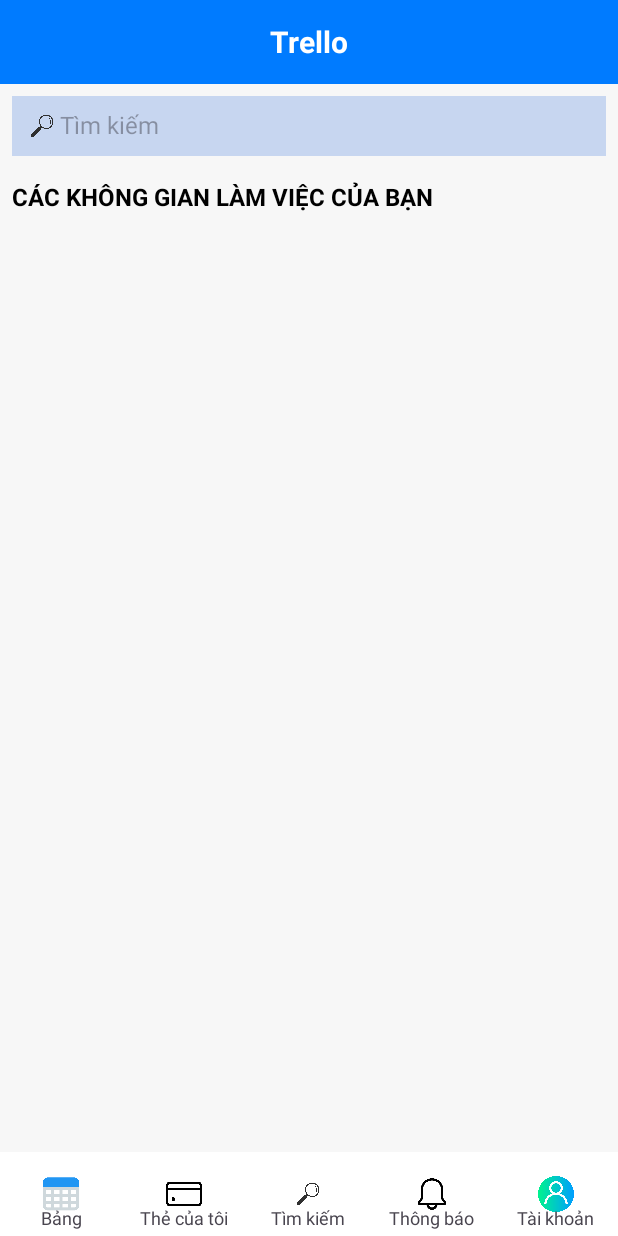
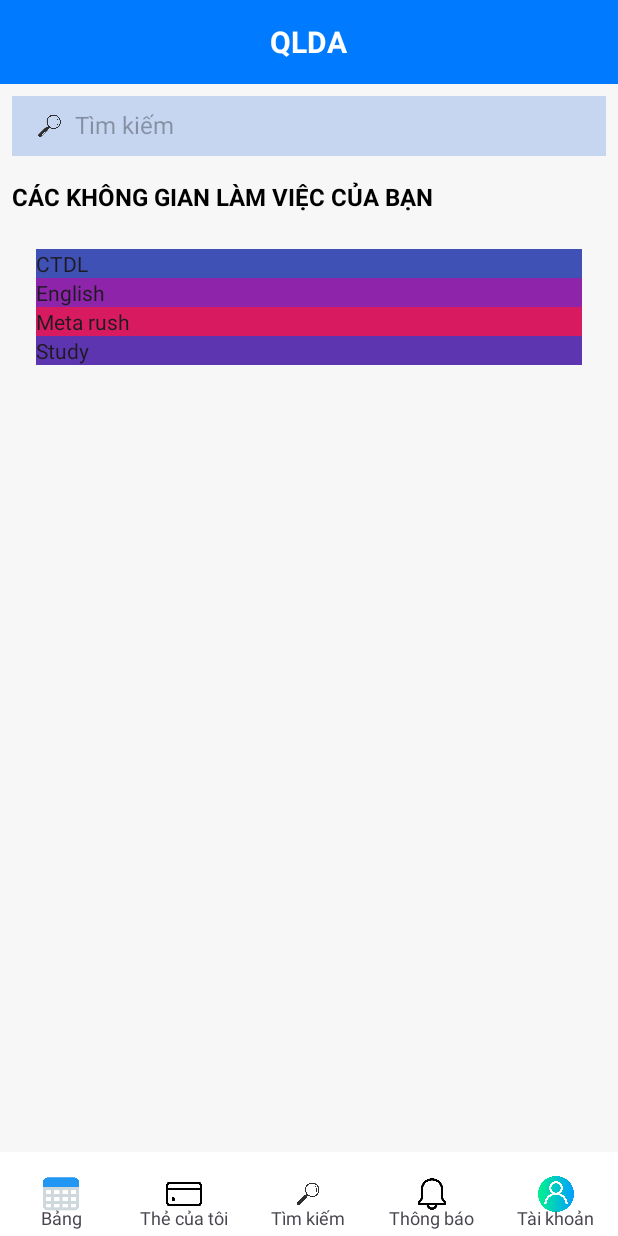
Before and after one commit to vietunitydev/-OOP-PTIT---QLDA, an Android app: the HomeActivity screen opened directly, with no data from a screen before it, on a phone screen of 412 x 824 dp. Run offline under Robolectric (Android 15) with nearby library versions, the phone set to English and light mode, and no system bars.

Commit message:
- add button for specific table

```diff
--- a/app/build.gradle.kts
+++ b/app/build.gradle.kts
@@ -46,7 +46,7 @@
     testImplementation("junit:junit:4.13.2")
     androidTestImplementation("androidx.test.ext:junit:1.1.5")
     androidTestImplementation("androidx.test.espresso:espresso-core:3.5.1")
-
+    implementation("androidx.constraintlayout:constraintlayout:2.1.4")
 
     // Import the Firebase BoM
     implementation(platform("com.google.firebase:firebase-bom:33.1.2"))
--- /dev/null
+++ b/app/src/main/java/com/example/qlda/home/CustomButtonWorkspace.kt
@@ -0,0 +1,20 @@
+import android.content.Context
+import android.util.AttributeSet
+import androidx.appcompat.widget.AppCompatButton
+
+class CustomButtonWorkspace @JvmOverloads constructor(
+    context: Context,
+    attrs: AttributeSet? = null,
+    defStyleAttr: Int = 0
+) : AppCompatButton(context, attrs, defStyleAttr) {
+
+    init {
+        // Any custom initialization can be done here if needed
+    }
+
+    fun setButtonProperties(id: Int, text: String, color: Int) {
+        this.id = id
+        this.text = text
+        this.setBackgroundColor(color)
+    }
+}
--- a/app/src/main/java/com/example/qlda/home/HomeActivity.kt
+++ b/app/src/main/java/com/example/qlda/home/HomeActivity.kt
@@ -1,10 +1,13 @@
 package com.example.qlda.home
 
+import CustomButtonWorkspace
 import android.os.Bundle
 import com.example.qlda.R
 import androidx.appcompat.app.AppCompatActivity
 import android.widget.Button
+import android.widget.LinearLayout
 import android.widget.Toast
+import androidx.core.content.ContextCompat
 
 class HomeActivity : AppCompatActivity() {
 
@@ -38,6 +41,29 @@
         btnAccount.setOnClickListener {
             showToast("Account button clicked")
         }
+
+        val layout = findViewById<LinearLayout>(R.id.buttonContainer)
+
+        // Tạo 4 phần tử CustomButton
+        val buttonsData = listOf(
+            Triple(1, "CTDL", ContextCompat.getColor(this, R.color.blue)),
+            Triple(2, "English", ContextCompat.getColor(this, R.color.purple)),
+            Triple(3, "Meta rush", ContextCompat.getColor(this, R.color.pink)),
+            Triple(4, "Study", ContextCompat.getColor(this, R.color.deep_purple))
+        )
+
+        //TODO: need map to manage the id of specific button
+
+        buttonsData.forEach { (id,text, color) ->
+            val button = CustomButtonWorkspace(this)
+            button.setButtonProperties(id,text, color)
+
+            val toastMessage = String.format("Click Button ID: %d, Text: %s",id,text)
+            button.setOnClickListener{
+                (showToast(toastMessage))
+            }
+            layout.addView(button)
+        }
     }
 
     private fun showToast(message: String) {
--- a/app/src/main/res/layout/activity_table.xml
+++ b/app/src/main/res/layout/activity_table.xml
@@ -19,7 +19,7 @@
             android:layout_width="wrap_content"
             android:layout_height="wrap_content"
             android:layout_centerInParent="true"
-            android:text="Trello"
+            android:text="@string/const_string_qlda"
             android:textColor="#ffffff"
             android:textSize="20sp"
             android:textStyle="bold" />
@@ -40,9 +40,10 @@
         android:padding="8dp">
 
         <ImageView
-            android:layout_width="24dp"
+            android:layout_width="34dp"
             android:layout_height="24dp"
-            android:src="@drawable/ic_magnifying_glass" />
+            android:src="@drawable/ic_magnifying_glass"
+            android:importantForAccessibility="no" />
 
         <EditText
             android:id="@+id/etSearch"
@@ -50,9 +51,11 @@
             android:layout_height="wrap_content"
             android:layout_weight="1"
             android:background="@android:color/transparent"
-            android:hint="Tìm kiếm"
+            android:hint="@string/text_hint_find"
             android:textSize="16sp"
-            android:textColor="#000000" />
+            android:textColor="#000000"
+            android:autofillHints="autoHint"
+            android:inputType="textCapCharacters" />
     </LinearLayout>
 
     <!-- Workspace List -->
@@ -69,18 +72,65 @@
             android:id="@+id/tvWorkspaceTitle"
             android:layout_width="wrap_content"
             android:layout_height="wrap_content"
-            android:text="CÁC KHÔNG GIAN LÀM VIỆC CỦA BẠN"
+            android:text="@string/text_your_workspace"
             android:textColor="#000000"
             android:textSize="16sp"
             android:textStyle="bold"
             android:paddingBottom="8dp" />
 
-        <ListView
-            android:id="@+id/lvWorkspace"
+        <ScrollView
+            xmlns:android="http://schemas.android.com/apk/res/android"
             android:layout_width="match_parent"
-            android:layout_height="wrap_content"
-            android:divider="@android:color/darker_gray"
-            android:dividerHeight="1dp" />
+            android:layout_height="match_parent">
+
+            <LinearLayout
+                android:id="@+id/buttonContainer"
+                android:layout_width="match_parent"
+                android:layout_height="wrap_content"
+                android:orientation="vertical"
+                android:padding="16dp">
+
+<!--                <Button-->
+<!--                    android:id="@+id/btn_ctdl"-->
+<!--                    android:layout_width="match_parent"-->
+<!--                    android:layout_height="wrap_content"-->
+<!--                    android:text="CTDL"-->
+<!--                    android:backgroundTint="#3F51B5"-->
+<!--                    android:textColor="#FFFFFF"-->
+<!--                    android:layout_marginBottom="8dp" />-->
+
+<!--                <Button-->
+<!--                    android:id="@+id/btn_english"-->
+<!--                    android:layout_width="match_parent"-->
+<!--                    android:layout_height="wrap_content"-->
+<!--                    android:text="English"-->
+<!--                    android:backgroundTint="#8E24AA"-->
+<!--                    android:textColor="#FFFFFF"-->
+<!--                    android:layout_marginBottom="8dp" />-->
+
+<!--                <Button-->
+<!--                    android:id="@+id/btn_meta_rush"-->
+<!--                    android:layout_width="match_parent"-->
+<!--                    android:layout_height="wrap_content"-->
+<!--                    android:text="Meta rush"-->
+<!--                    android:backgroundTint="#D81B60"-->
+<!--                    android:textColor="#FFFFFF"-->
+<!--                    android:layout_marginBottom="8dp" />-->
+
+<!--                <Button-->
+<!--                    android:id="@+id/btn_study"-->
+<!--                    android:layout_width="match_parent"-->
+<!--                    android:layout_height="wrap_content"-->
+<!--                    android:text="Study"-->
+<!--                    android:backgroundTint="#5E35B1"-->
+<!--                    android:textColor="#FFFFFF"-->
+<!--                    android:layout_marginBottom="8dp" />-->
+
+<!--                &lt;!&ndash; Thêm nhiều button hơn nếu cần &ndash;&gt;-->
+
+            </LinearLayout>
+        </ScrollView>
+
     </LinearLayout>
 
     <!-- Bottom Navigation -->
--- a/app/src/main/res/values/colors.xml
+++ b/app/src/main/res/values/colors.xml
@@ -2,4 +2,8 @@
 <resources>
     <color name="black">#FF000000</color>
     <color name="white">#FFFFFFFF</color>
+    <color name="blue">#3F51B5</color>
+    <color name="purple">#8E24AA</color>
+    <color name="pink">#D81B60</color>
+    <color name="deep_purple">#5E35B1</color>
 </resources>
--- a/app/src/main/res/values/strings.xml
+++ b/app/src/main/res/values/strings.xml
@@ -5,4 +5,9 @@
     <string name="remember_me">Remember me</string>
     <string name="password">Password</string>
     <string name="email_address">Email Address</string>
+    <string name="close">close\n</string>
+    <string name="button1">butoon1</string>
+    <string name="const_string_qlda">QLDA</string>
+    <string name="text_hint_find">Tìm kiếm</string>
+    <string name="text_your_workspace">CÁC KHÔNG GIAN LÀM VIỆC CỦA BẠN</string>
 </resources>
```
Also changed, not shown: app/src/main/res/drawable/item_background.xml (added, +7 -0 lines), app/src/main/res/layout/custom_button_table_workspace.xml (added, +10 -0 lines), app/src/main/res/layout/workspace.xml (added, +30 -0 lines).
